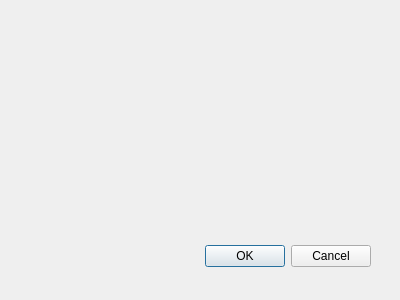
Before: the Qt Designer form Director/entryeditordlg.ui in Iolana/common, drawn with Qt 5.
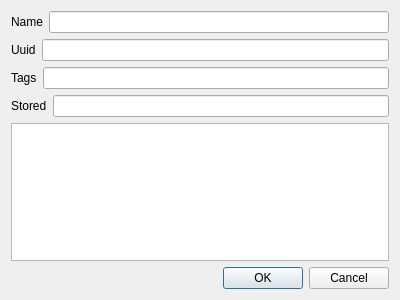
After: the same form once the commit is applied.

Commit message: Can edit entries now.

Patch:
```diff
--- a/Director/entryeditordlg.ui
+++ b/Director/entryeditordlg.ui
@@ -15,22 +15,89 @@
   <property name="windowTitle">
    <string>Dialog</string>
   </property>
-  <widget name="buttonBox" class="QDialogButtonBox">
-   <property name="geometry">
-    <rect>
-     <x>30</x>
-     <y>240</y>
-     <width>341</width>
-     <height>32</height>
-    </rect>
-   </property>
-   <property name="orientation">
-    <enum>Qt::Horizontal</enum>
-   </property>
-   <property name="standardButtons">
-    <set>QDialogButtonBox::Cancel|QDialogButtonBox::Ok</set>
-   </property>
-  </widget>
+  <layout class="QVBoxLayout" name="verticalLayout">
+   <item>
+    <layout class="QHBoxLayout" name="horizontalLayout">
+     <property name="bottomMargin">
+      <number>0</number>
+     </property>
+     <item>
+      <widget class="QLabel" name="label">
+       <property name="text">
+        <string>Name</string>
+       </property>
+      </widget>
+     </item>
+     <item>
+      <widget class="QLineEdit" name="nameEdit"/>
+     </item>
+    </layout>
+   </item>
+   <item>
+    <layout class="QHBoxLayout" name="horizontalLayout_2">
+     <property name="bottomMargin">
+      <number>0</number>
+     </property>
+     <item>
+      <widget class="QLabel" name="label_2">
+       <property name="text">
+        <string>Uuid</string>
+       </property>
+      </widget>
+     </item>
+     <item>
+      <widget class="QLineEdit" name="uuidEdit"/>
+     </item>
+    </layout>
+   </item>
+   <item>
+    <layout class="QHBoxLayout" name="horizontalLayout_3">
+     <property name="bottomMargin">
+      <number>0</number>
+     </property>
+     <item>
+      <widget class="QLabel" name="label_3">
+       <property name="text">
+        <string>Tags</string>
+       </property>
+      </widget>
+     </item>
+     <item>
+      <widget class="QLineEdit" name="tagsEdit"/>
+     </item>
+    </layout>
+   </item>
+   <item>
+    <layout class="QHBoxLayout" name="horizontalLayout_4">
+     <property name="bottomMargin">
+      <number>0</number>
+     </property>
+     <item>
+      <widget class="QLabel" name="label_4">
+       <property name="text">
+        <string>Stored</string>
+       </property>
+      </widget>
+     </item>
+     <item>
+      <widget class="QLineEdit" name="storedEdit"/>
+     </item>
+    </layout>
+   </item>
+   <item>
+    <widget class="QPlainTextEdit" name="commentEdit"/>
+   </item>
+   <item>
+    <widget class="QDialogButtonBox" name="buttonBox">
+     <property name="orientation">
+      <enum>Qt::Horizontal</enum>
+     </property>
+     <property name="standardButtons">
+      <set>QDialogButtonBox::Cancel|QDialogButtonBox::Ok</set>
+     </property>
+    </widget>
+   </item>
+  </layout>
  </widget>
  <pixmapfunction/>
  <resources/>
```
Left out of the diff: 7 changed lines with no effect on the pictures. The commit also changes 9 other files.
